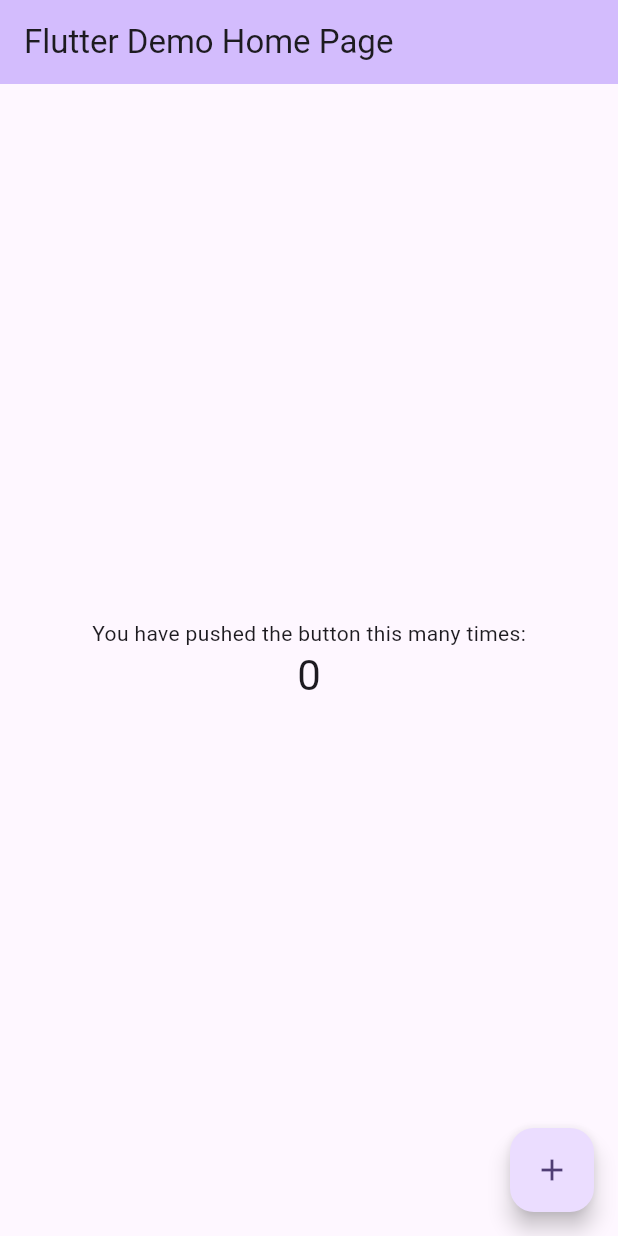
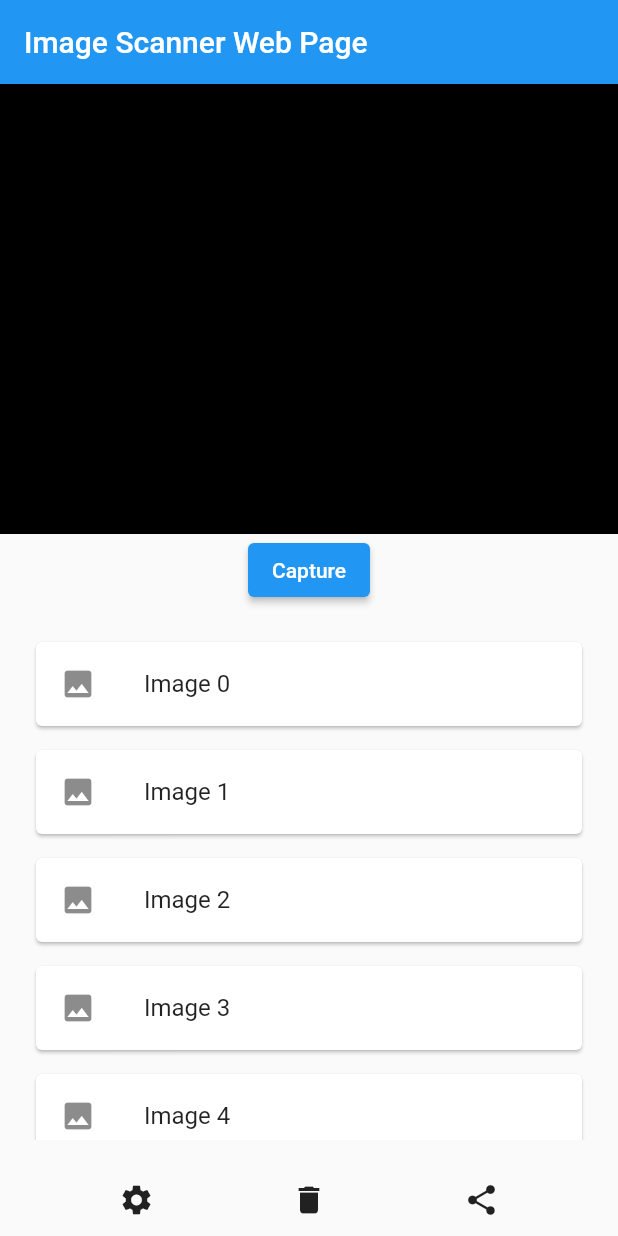
Before and after one commit to AshleyMalds/cc206_Ultron_AI, a Flutter app: the screen it shows after launch, on a phone screen of 412 x 824 dp. Run offline on Flutter 3.47's test engine with Material 2 defaults, Android fonts, the phone set to English and light mode, and no system bars.

Commit message:
initial commit garces, occeno

```diff
--- /dev/null
+++ b/cc206_ultron_ai/cc206_ultron_ai/lib/features/scanner_web_page.dart
@@ -0,0 +1,67 @@
+import 'package:flutter/material.dart';
+
+class ScannerWebPage extends StatelessWidget {
+  @override
+  Widget build(BuildContext context) {
+    return Scaffold(
+      appBar: AppBar(
+        title: Text('Image Scanner Web Page'),
+      ),
+      body: Center(
+        child: Column(
+          crossAxisAlignment: CrossAxisAlignment.center,
+          children: <Widget>[
+            Container(
+              width: double.infinity,
+              height: 300,
+              color: Colors.black,
+            ),
+
+            // Capture Button
+            ElevatedButton(
+              onPressed: () {},
+              child: Text('Capture'),
+            ),
+
+            Expanded(
+              child: Container(
+                margin: EdgeInsets.all(16),
+                child: ListView.builder(
+                  itemCount: 5,
+                  itemBuilder: (BuildContext context, int index) {
+                    return Card(
+                      margin: EdgeInsets.all(8),
+                      child: ListTile(
+                        leading: Icon(Icons.image),
+                        title: Text('Image $index'),
+                        onTap: () {},
+                      ),
+                    );
+                  },
+                ),
+              ),
+            ),
+
+            Row(
+              mainAxisAlignment: MainAxisAlignment.spaceEvenly,
+              children: <Widget>[
+                IconButton(
+                  icon: Icon(Icons.settings),
+                  onPressed: () {},
+                ),
+                IconButton(
+                  icon: Icon(Icons.delete),
+                  onPressed: () {},
+                ),
+                IconButton(
+                  icon: Icon(Icons.share),
+                  onPressed: () {},
+                ),
+              ],
+            ),
+          ],
+        ),
+      ),
+    );
+  }
+}
--- a/cc206_ultron_ai/cc206_ultron_ai/lib/main.dart
+++ b/cc206_ultron_ai/cc206_ultron_ai/lib/main.dart
@@ -1,125 +1,15 @@
 import 'package:flutter/material.dart';
+import 'package:cc206_ultron_ai/features/scanner_web_page.dart';
 
 void main() {
-  runApp(const MyApp());
+  runApp(MyApp());
 }
 
 class MyApp extends StatelessWidget {
-  const MyApp({super.key});
-
-  // This widget is the root of your application.
   @override
   Widget build(BuildContext context) {
     return MaterialApp(
-      title: 'Flutter Demo',
-      theme: ThemeData(
-        // This is the theme of your application.
-        //
-        // TRY THIS: Try running your application with "flutter run". You'll see
-        // the application has a blue toolbar. Then, without quitting the app,
-        // try changing the seedColor in the colorScheme below to Colors.green
-        // and then invoke "hot reload" (save your changes or press the "hot
-        // reload" button in a Flutter-supported IDE, or press "r" if you used
-        // the command line to start the app).
-        //
-        // Notice that the counter didn't reset back to zero; the application
-        // state is not lost during the reload. To reset the state, use hot
-        // restart instead.
-        //
-        // This works for code too, not just values: Most code changes can be
-        // tested with just a hot reload.
-        colorScheme: ColorScheme.fromSeed(seedColor: Colors.deepPurple),
-        useMaterial3: true,
-      ),
-      home: const MyHomePage(title: 'Flutter Demo Home Page'),
+      home: ScannerWebPage(),
     );
   }
 }
-
-class MyHomePage extends StatefulWidget {
-  const MyHomePage({super.key, required this.title});
-
-  // This widget is the home page of your application. It is stateful, meaning
-  // that it has a State object (defined below) that contains fields that affect
-  // how it looks.
-
-  // This class is the configuration for the state. It holds the values (in this
-  // case the title) provided by the parent (in this case the App widget) and
-  // used by the build method of the State. Fields in a Widget subclass are
-  // always marked "final".
-
-  final String title;
-
-  @override
-  State<MyHomePage> createState() => _MyHomePageState();
-}
-
-class _MyHomePageState extends State<MyHomePage> {
-  int _counter = 0;
-
-  void _incrementCounter() {
-    setState(() {
-      // This call to setState tells the Flutter framework that something has
-      // changed in this State, which causes it to rerun the build method below
-      // so that the display can reflect the updated values. If we changed
-      // _counter without calling setState(), then the build method would not be
-      // called again, and so nothing would appear to happen.
-      _counter++;
-    });
-  }
-
-  @override
-  Widget build(BuildContext context) {
-    // This method is rerun every time setState is called, for instance as done
-    // by the _incrementCounter method above.
-    //
-    // The Flutter framework has been optimized to make rerunning build methods
-    // fast, so that you can just rebuild anything that needs updating rather
-    // than having to individually change instances of widgets.
-    return Scaffold(
-      appBar: AppBar(
-        // TRY THIS: Try changing the color here to a specific color (to
-        // Colors.amber, perhaps?) and trigger a hot reload to see the AppBar
-        // change color while the other colors stay the same.
-        backgroundColor: Theme.of(context).colorScheme.inversePrimary,
-        // Here we take the value from the MyHomePage object that was created by
-        // the App.build method, and use it to set our appbar title.
-        title: Text(widget.title),
-      ),
-      body: Center(
-        // Center is a layout widget. It takes a single child and positions it
-        // in the middle of the parent.
-        child: Column(
-          // Column is also a layout widget. It takes a list of children and
-          // arranges them vertically. By default, it sizes itself to fit its
-          // children horizontally, and tries to be as tall as its parent.
-          //
-          // Column has various properties to control how it sizes itself and
-          // how it positions its children. Here we use mainAxisAlignment to
-          // center the children vertically; the main axis here is the vertical
-          // axis because Columns are vertical (the cross axis would be
-          // horizontal).
-          //
-          // TRY THIS: Invoke "debug painting" (choose the "Toggle Debug Paint"
-          // action in the IDE, or press "p" in the console), to see the
-          // wireframe for each widget.
-          mainAxisAlignment: MainAxisAlignment.center,
-          children: <Widget>[
-            const Text(
-              'You have pushed the button this many times:',
-            ),
-            Text(
-              '$_counter',
-              style: Theme.of(context).textTheme.headlineMedium,
-            ),
-          ],
-        ),
-      ),
-      floatingActionButton: FloatingActionButton(
-        onPressed: _incrementCounter,
-        tooltip: 'Increment',
-        child: const Icon(Icons.add),
-      ), // This trailing comma makes auto-formatting nicer for build methods.
-    );
-  }
-}
```
Also changed, not shown: 1 other file.
